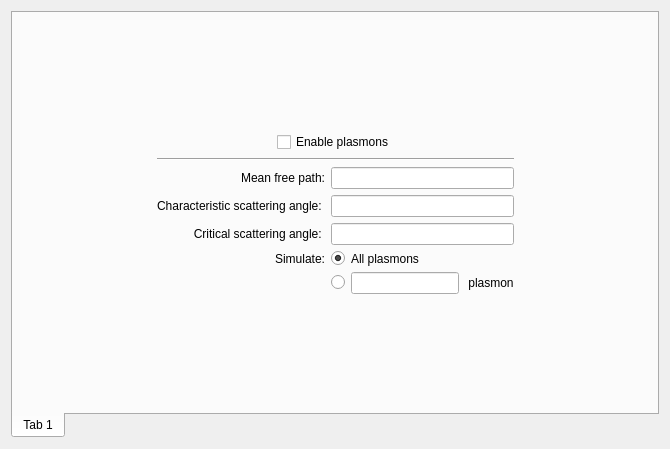
Before: the Qt Designer form src/gui/dialogs/settings/frames/plasmonsettingsframe.ui in JJPPeters/clTEM, drawn with Qt 5.
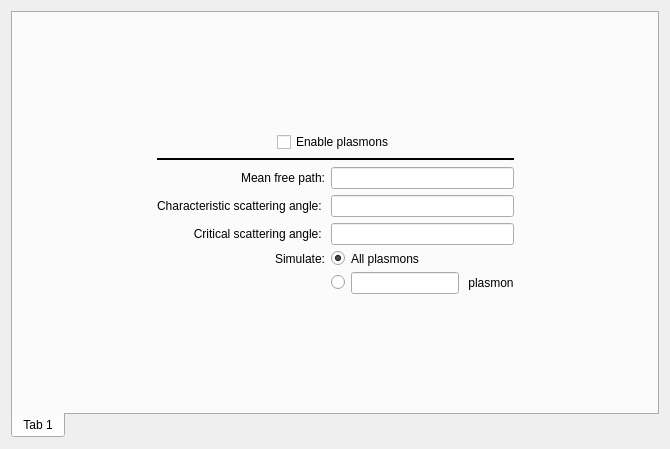
After: the same form once the commit is applied. Custom widgets are drawn as their Qt base class.

What changed in the file:
```diff
--- a/src/gui/dialogs/settings/frames/plasmonsettingsframe.ui
+++ b/src/gui/dialogs/settings/frames/plasmonsettingsframe.ui
@@ -254,6 +254,12 @@
        </item>
        <item row="2" column="3" colspan="2">
         <widget class="Line" name="line">
+         <property name="frameShadow">
+          <enum>QFrame::Plain</enum>
+         </property>
+         <property name="lineWidth">
+          <number>2</number>
+         </property>
          <property name="orientation">
           <enum>Qt::Horizontal</enum>
          </property>
@@ -271,17 +277,17 @@
    <extends>QLineEdit</extends>
    <header>controls/editunitsbox.h</header>
   </customwidget>
+  <customwidget>
+   <class>NthUnitsBox</class>
+   <extends>QLineEdit</extends>
+   <header>controls/nthunitsbox.h</header>
+  </customwidget>
   <customwidget>
    <class>tabPanel</class>
    <extends>QTabWidget</extends>
    <header>controls/tabpanel.h</header>
    <container>1</container>
   </customwidget>
-  <customwidget>
-   <class>NthUnitsBox</class>
-   <extends>QLineEdit</extends>
-   <header>controls/nthunitsbox.h</header>
-  </customwidget>
  </customwidgets>
  <tabstops>
   <tabstop>tabWidget</tabstop>
```
